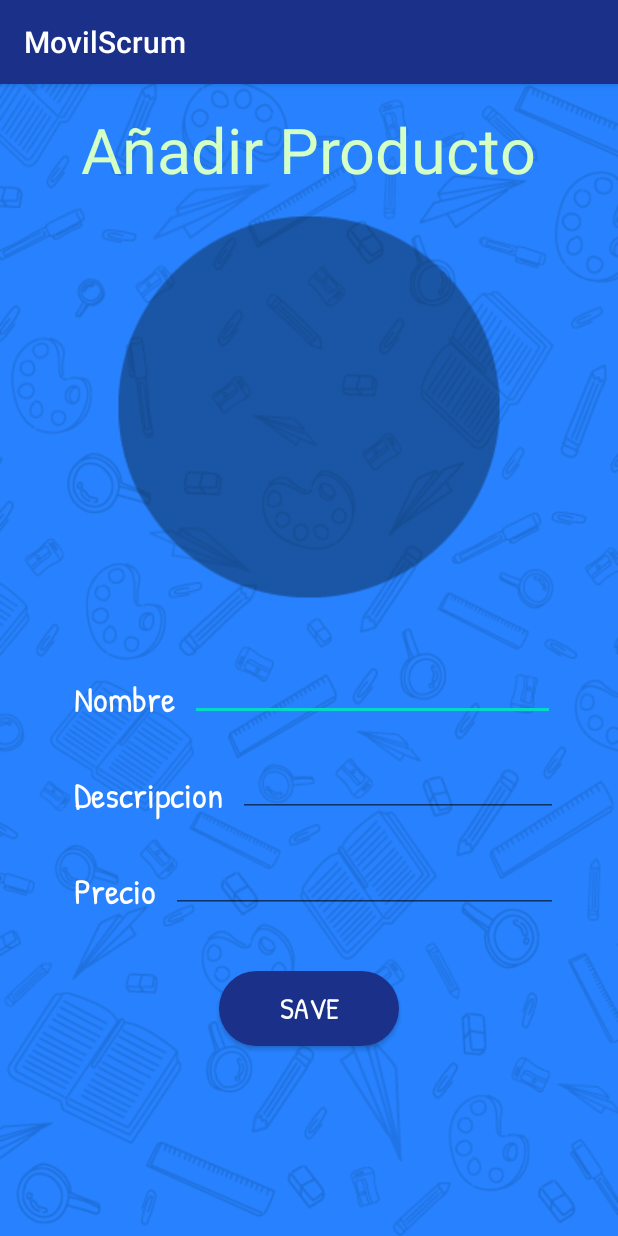
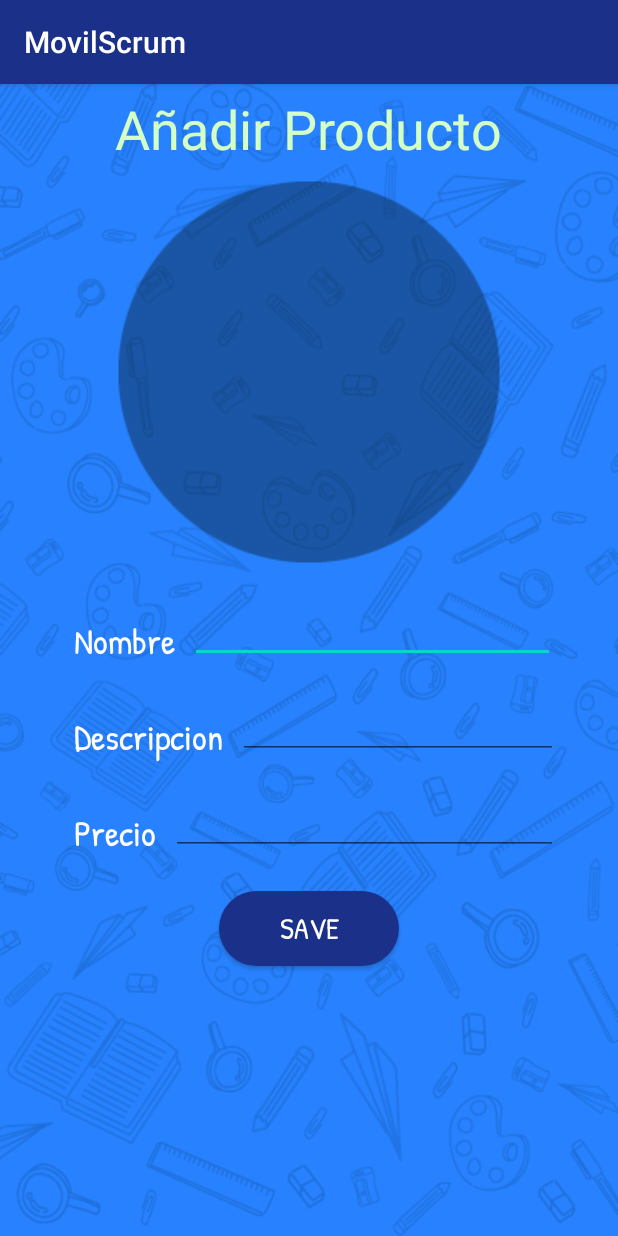
Before and after one commit to patman89/MovilScrum, an Android app: the AddProductFormActivity screen opened directly, with no data from a screen before it, on a phone screen of 412 x 824 dp. Run offline under Robolectric (Android 15) with nearby library versions, the phone set to English and light mode, and no system bars; our stand-ins replace Firebase (no records; nobody signed in at launch, a user with empty details on screens opened directly); Roboto replaces fonts that are not available here.

Commit message:
Avance conexion base de datos

```diff
--- a/app/src/main/java/com/example/movilscrum/AddProductFormActivity.java
+++ b/app/src/main/java/com/example/movilscrum/AddProductFormActivity.java
@@ -9,12 +9,16 @@ import android.widget.EditText;
 import android.widget.ImageView;
 import android.widget.Toast;
 
+import com.example.movilscrum.DB.DBFirebase;
+import com.example.movilscrum.Entities.Product;
+
 public class AddProductFormActivity extends AppCompatActivity {
     private Button btnSaveNewProduct;
     private ImageView imageProductToAdd;
     private EditText nameProductToAdd;
     private EditText descriptionProductToAdd;
     private EditText priceProductToAdd;
+    private DBFirebase dbFirebase;
 
     @Override
     protected void onCreate(Bundle savedInstanceState) {
@@ -25,13 +29,20 @@ public class AddProductFormActivity extends AppCompatActivity {
         nameProductToAdd = (EditText) findViewById(R.id.nameProductToAdd);
         descriptionProductToAdd = (EditText) findViewById(R.id.descriptionProductToAdd);
         priceProductToAdd = (EditText) findViewById(R.id.priceProductToAdd);
-        SetSaveButton();
+        dbFirebase = new DBFirebase();
+        setSaveButton();
     }
 
-    private void SetSaveButton(){
+    private void setSaveButton(){
         btnSaveNewProduct.setOnClickListener(new View.OnClickListener() {
             @Override
             public void onClick(View view) {
+                Product product = new Product(
+                        nameProductToAdd.getText().toString(),
+                        descriptionProductToAdd.getText().toString(),
+                        priceProductToAdd.getText().toString()
+                );
+                dbFirebase.insertProduct(product);
                 Toast.makeText(getApplicationContext(),"Save Product",Toast.LENGTH_SHORT).show();
                 Intent productListIntent = new Intent(getApplicationContext(), ProductListActivity.class);
                 startActivity(productListIntent);
--- a/app/src/main/res/layout/activity_add_product_form.xml
+++ b/app/src/main/res/layout/activity_add_product_form.xml
@@ -11,7 +11,7 @@
         android:layout_width="match_parent"
         android:layout_height="match_parent"
         android:gravity="center_horizontal"
-        android:padding="15dp"
+        android:padding="5dp"
         android:orientation="vertical">
 
         <TextView
@@ -22,7 +22,7 @@
             android:fontFamily="@font/baloo_da"
             android:textColor="@color/aqua"
             android:text="@string/title_add_product"
-            android:textSize="42sp" />
+            android:textSize="36sp" />
 
         <LinearLayout
             android:layout_width="wrap_content"
@@ -34,7 +34,7 @@
                 android:id="@+id/imageProductToAdd"
                 android:layout_width="256dp"
                 android:layout_height="256dp"
-                android:layout_margin="15dp"
+                android:layout_margin="10dp"
                 app:srcCompat="@drawable/fondo256"
 
                 />
@@ -43,7 +43,7 @@
             android:layout_width="wrap_content"
             android:layout_height="wrap_content"
             android:gravity="left"
-            android:layout_margin="15dp"
+            android:layout_margin="5dp"
             android:orientation="vertical">
 
             <LinearLayout
@@ -143,7 +143,7 @@
             android:text="@string/tittle_save_product"
             android:layout_width="120dp"
             android:layout_height="50dp"
-            android:layout_margin="10dp"
+            android:layout_margin="5dp"
             android:background="@drawable/round_btn"
             android:fontFamily="@font/patrick_hand"
             android:textColor="@color/white"
--- a/app/src/main/res/menu/main_menu.xml
+++ b/app/src/main/res/menu/main_menu.xml
@@ -11,7 +11,7 @@
             <item
                 android:id="@+id/addProduct"
                 app:showAsAction="ifRoom"
-                android:title="Item" />
+                android:title="@string/add_product_pop_menu" />
         </menu>
     </item>
 </menu>
--- a/app/src/main/res/values/strings.xml
+++ b/app/src/main/res/values/strings.xml
@@ -23,6 +23,9 @@
     <string name="title_description"> Descripcion</string>
     <string name="btb_back_text">Volver</string>
 
+    // PopUpMenu
+    <string name="add_product_pop_menu"> Añadir Producto</string>
+
      // FormAddProductActivity
     <string name="title_add_product"> Añadir Producto</string>
     <string name="tittle_add_product_name"> Nombre</string>
```
Also changed, not shown: app/src/main/java/com/example/movilscrum/Adapaters/ProductAdapter.java (+8 -4 lines), app/src/main/java/com/example/movilscrum/DB/DBFirebase.java (added, +52 -0 lines), app/src/main/java/com/example/movilscrum/Entities/Product.java (+14 -1 lines), app/src/main/java/com/example/movilscrum/ProductListActivity.java (+17 -15 lines), app/src/main/java/com/example/movilscrum/Service/ProductService.java (added, +22 -0 lines).
